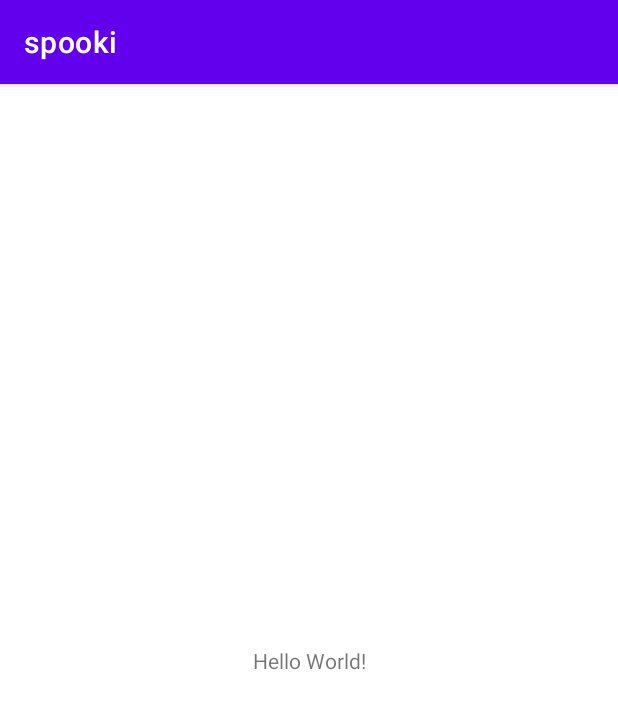
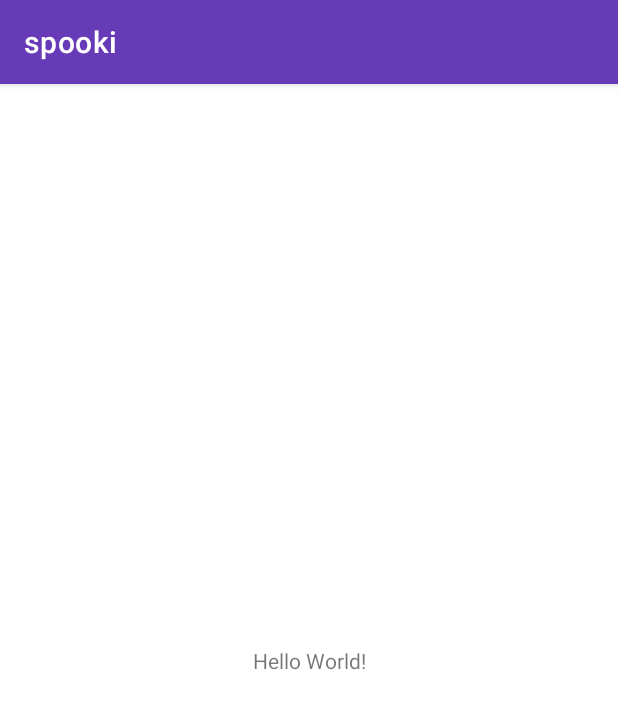
Before and after one commit to luisfagundes94/spooki, an Android app: the screen it shows after launch (MainActivity), on a phone screen of 412 x 824 dp. Shown: the top 709 px of the screen. Run offline under Robolectric (Android 15) with nearby library versions, the phone set to English and light mode, and no system bars.

Commit message:
adding spooki main colors

```diff
--- a/app/src/main/res/values-night/themes.xml
+++ b/app/src/main/res/values-night/themes.xml
@@ -1,16 +1,9 @@
 <resources xmlns:tools="http://schemas.android.com/tools">
     <!-- Base application theme. -->
     <style name="Theme.Spooki" parent="Theme.MaterialComponents.DayNight.DarkActionBar">
-        <!-- Primary brand color. -->
-        <item name="colorPrimary">@color/purple_200</item>
-        <item name="colorPrimaryVariant">@color/purple_700</item>
-        <item name="colorOnPrimary">@color/black</item>
-        <!-- Secondary brand color. -->
-        <item name="colorSecondary">@color/teal_200</item>
-        <item name="colorSecondaryVariant">@color/teal_200</item>
-        <item name="colorOnSecondary">@color/black</item>
-        <!-- Status bar color. -->
-        <item name="android:statusBarColor" tools:targetApi="l">?attr/colorPrimaryVariant</item>
-        <!-- Customize your theme here. -->
+        <item name="colorPrimary">@color/eerie_black</item>
+        <item name="colorAccent">@color/purple_heart</item>
+        <item name="colorOnBackground">@color/chinese_black</item>
+        <item name="android:statusBarColor" tools:targetApi="l">@color/black</item>
     </style>
 </resources>
--- a/app/src/main/res/values/colors.xml
+++ b/app/src/main/res/values/colors.xml
@@ -1,10 +1,15 @@
 <?xml version="1.0" encoding="utf-8"?>
 <resources>
-    <color name="purple_200">#FFBB86FC</color>
-    <color name="purple_500">#FF6200EE</color>
-    <color name="purple_700">#FF3700B3</color>
-    <color name="teal_200">#FF03DAC5</color>
-    <color name="teal_700">#FF018786</color>
-    <color name="black">#FF000000</color>
-    <color name="white">#FFFFFFFF</color>
+    <color name="charade">#2B303C</color>
+    <color name="mine_shaft">#202020</color>
+    <color name="eerie_black">#1e1e1e</color>
+    <color name="pixie_powder">#320b86</color>
+    <color name="chinese_black">#121212</color>
+    <color name="purple_heart">#673ab7</color>
+    <color name="black">#000</color>
+    <color name="white">#FFF</color>
+    <color name="colorContentContainer">#1c2028</color>
+    <color name="colorPrimaryText">#FFFFFF</color>
+    <color name="colorSecondaryText">#809aaf</color>
+    <color name="colorNavigationBar">#282d38</color>
 </resources>
--- a/app/src/main/res/values/themes.xml
+++ b/app/src/main/res/values/themes.xml
@@ -1,16 +1,9 @@
 <resources xmlns:tools="http://schemas.android.com/tools">
     <!-- Base application theme. -->
     <style name="Theme.Spooki" parent="Theme.MaterialComponents.DayNight.DarkActionBar">
-        <!-- Primary brand color. -->
-        <item name="colorPrimary">@color/purple_500</item>
-        <item name="colorPrimaryVariant">@color/purple_700</item>
-        <item name="colorOnPrimary">@color/white</item>
-        <!-- Secondary brand color. -->
-        <item name="colorSecondary">@color/teal_200</item>
-        <item name="colorSecondaryVariant">@color/teal_700</item>
-        <item name="colorOnSecondary">@color/black</item>
-        <!-- Status bar color. -->
-        <item name="android:statusBarColor" tools:targetApi="l">?attr/colorPrimaryVariant</item>
-        <!-- Customize your theme here. -->
+        <item name="colorPrimary">@color/purple_heart</item>
+        <item name="colorAccent">@color/purple_heart</item>
+        <item name="android:colorPrimaryDark">@color/pixie_powder</item>
+        <item name="android:statusBarColor" tools:targetApi="l">@color/pixie_powder</item>
     </style>
 </resources>
```
